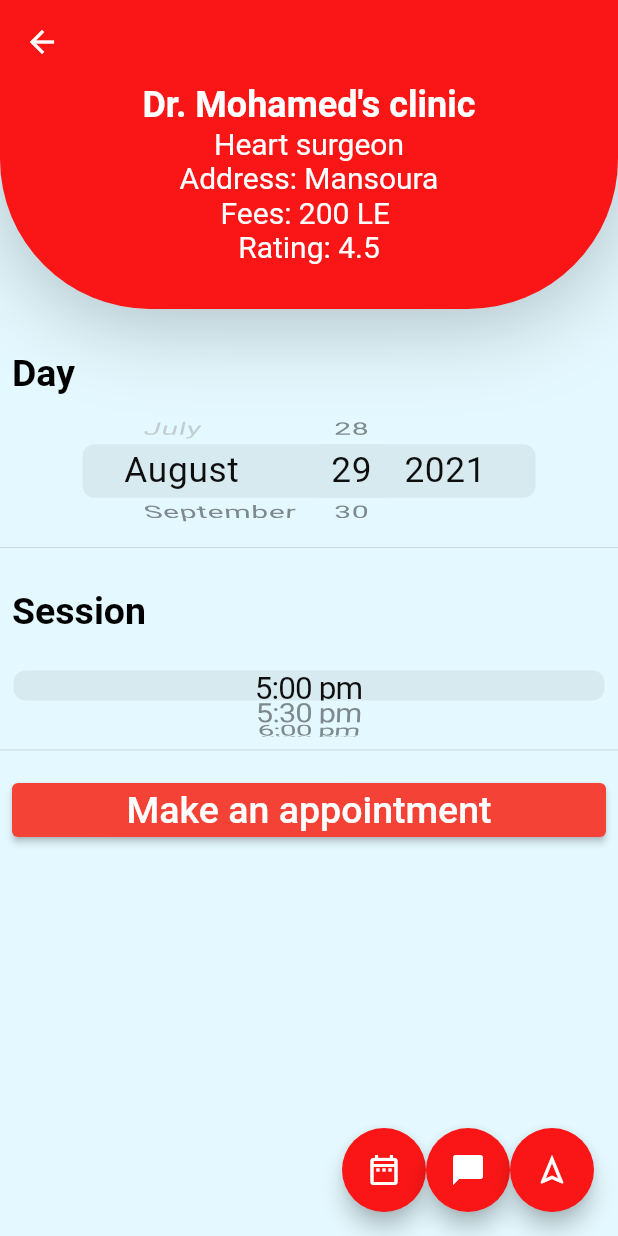
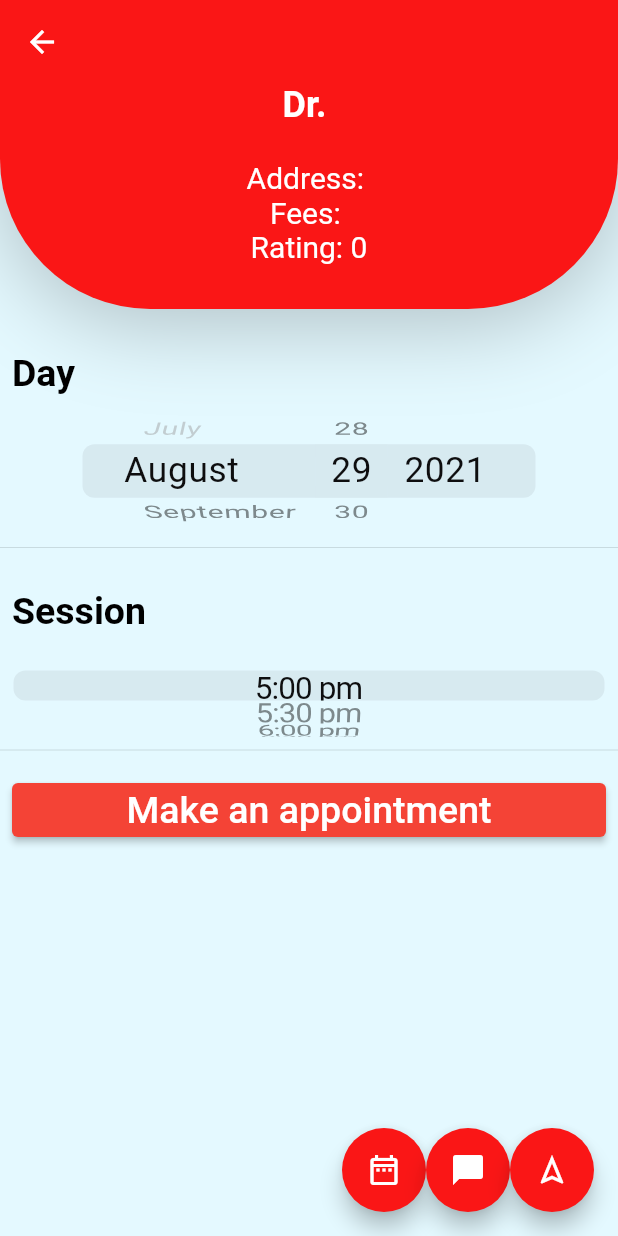
Before and after one commit to Abdalrahman-Bebars/7-care, a Flutter app: the SecondResult screen opened directly, after a tap on "Dr.", on a phone screen of 412 x 824 dp. Run offline on Flutter 3.47's test engine with Material 2 defaults, Android fonts, the phone set to English and light mode, and no system bars; our stand-ins replace cloud_firestore, firebase_auth, firebase_core, google_maps_flutter, hexcolor, shared_preferences; accounts and stored records are empty.

Commit message:
modifications on clinic

```diff
--- a/seven_care/lib/Screens/Clinic.dart
+++ b/seven_care/lib/Screens/Clinic.dart
@@ -7,6 +7,8 @@ import 'package:seven_care/utils.dart';
 import '../constants.dart';
 
 class Clinic extends StatefulWidget {
+  String name;
+  Clinic({this.name});
   @override
   _ClinicState createState() => _ClinicState();
 }
@@ -19,7 +21,7 @@ class _ClinicState extends State<Clinic> {
         backgroundColor: kPrimaryColor,
         elevation: 0,
       ),
-      body: Clinic_Body(),
+      body: Clinic_Body(name: widget.name,),
       floatingActionButton: Row(
         mainAxisAlignment: MainAxisAlignment.end,
         children: [
--- a/seven_care/lib/Screens/DoctorsScreen.dart
+++ b/seven_care/lib/Screens/DoctorsScreen.dart
@@ -4,11 +4,16 @@ import 'package:cloud_firestore/cloud_firestore.dart';
 import 'package:flutter/cupertino.dart';
 import 'package:flutter/material.dart';
 import 'package:seven_care/DoctorFirebaseServices.dart';
+import 'package:seven_care/components/Clinic_data.dart';
 import 'package:seven_care/components/MyCard.dart';
 import 'package:seven_care/components/TestDataWidget.dart';
 import 'package:seven_care/constants.dart';
+import 'package:seven_care/utils.dart';
+
+import 'Clinic.dart';
 
 class DoctorsScreen extends StatefulWidget {
+  String name;
   @override
   _DoctorsScreenState createState() => _DoctorsScreenState();
 }
@@ -31,11 +36,17 @@ class _DoctorsScreenState extends State<DoctorsScreen> {
           }
 
           return ListView(
+
             children: snapshot.data.docs.map((document) {
-              return MyCard(
-                content: (document["name"]),
-                h: 50,
-                w: 200,
+              return InkWell(
+                child: MyCard(
+                  content: (document["name"]),
+                  h: 50,
+                  w: 200,
+                ),
+                onTap: (){
+                  Pushpage(context, Clinic(name: document["name"].toString(),));
+                },
               );
             }).toList(),
           );
--- a/seven_care/lib/Screens/searchscreen.dart
+++ b/seven_care/lib/Screens/searchscreen.dart
@@ -26,7 +26,11 @@ class SecondResult extends StatelessWidget {
               .snapshots(),
           builder:
               (BuildContext context, AsyncSnapshot<QuerySnapshot> snapshot) {
-                if (!snapshot.hasData) return Center(child: new Container(child: CircularProgressIndicator(),));
+            if (!snapshot.hasData)
+              return Center(
+                  child: new Container(
+                child: CircularProgressIndicator(),
+              ));
             return new ListView(
                 children: snapshot.data.docs
                     .map((doc) => InkWell(
@@ -34,7 +38,7 @@ class SecondResult extends StatelessWidget {
                             Navigator.push(
                                 context,
                                 MaterialPageRoute(
-                                  builder: (context) => Clinic(),
+                                  builder: (context) => Clinic(name:doc["name"]),
                                 ));
                           },
                           child: Card(
--- a/seven_care/lib/components/Clinic_Body.dart
+++ b/seven_care/lib/components/Clinic_Body.dart
@@ -3,6 +3,8 @@ import 'package:flutter/material.dart';
 import 'package:seven_care/components/Clinic_header.dart';
 
 class Clinic_Body extends StatefulWidget {
+  String name;
+  Clinic_Body({this.name});
   @override
   _Clinic_BodyState createState() => _Clinic_BodyState();
 }
@@ -17,6 +19,7 @@ class _Clinic_BodyState extends State<Clinic_Body> {
       body: ListView(
         children: [
           Clinic_header(
+            name:widget.name,
             size: size,
           ),
           Padding(
--- /dev/null
+++ b/seven_care/lib/components/Clinic_data.dart
@@ -0,0 +1,59 @@
+import 'package:cloud_firestore/cloud_firestore.dart';
+import 'package:flutter/cupertino.dart';
+import 'package:flutter/material.dart';
+
+class Clinic_data extends StatefulWidget {
+  String name;
+  Clinic_data({this.name});
+  @override
+  _Clinic_dataState createState() => _Clinic_dataState();
+}
+
+class _Clinic_dataState extends State<Clinic_data> {
+  @override
+  Widget build(BuildContext context) {
+    return StreamBuilder(
+      stream: FirebaseFirestore.instance.collection("Doctors").where("name",isEqualTo: widget.name).snapshots(),
+      builder: (BuildContext context, AsyncSnapshot<QuerySnapshot> snapshot) {
+        if (!snapshot.hasData) {
+          return Center(
+            child: CircularProgressIndicator(),
+          );
+        }
+
+        return ListView(
+          children: snapshot.data.docs.map((document) {
+            return  Column(
+              //crossAxisAlignment: CrossAxisAlignment.start,
+              children: [
+                Text(
+                  "Dr. "+document["name"].toString(),
+                  style: Theme.of(context)
+                      .textTheme
+                      .headline5
+                      .copyWith(color: Colors.white, fontWeight: FontWeight.bold),
+                ),
+                Text(
+                    document["spec"].toString(),
+                    style: TextStyle(fontSize: 20, color: Colors.white)
+                ),
+                Text(
+                    "Address: "+document["address"].toString(),
+                    style: TextStyle(fontSize: 20, color: Colors.white)
+                ),
+                Text(
+                    "Fees: "+document["fees"].toString(),
+                    style: TextStyle(fontSize: 20, color: Colors.white)
+                ),
+                Text(
+                    "Rating: "+document["rating"].toString(),
+                    style: TextStyle(fontSize: 20, color: Colors.white)
+                ),
+              ],
+            );
+          }).toList(),
+        );
+      },
+    );
+  }
+}
--- a/seven_care/lib/components/Clinic_header.dart
+++ b/seven_care/lib/components/Clinic_header.dart
@@ -1,11 +1,15 @@
 import 'package:flutter/material.dart';
+import 'package:seven_care/components/Clinic_data.dart';
 
 import '../constants.dart';
 
 class Clinic_header extends StatelessWidget {
+  final String name;
+
   const Clinic_header({
     Key key,
     this.size,
+    this.name,
   }) : super(key: key);
 
   final Size size;
@@ -36,34 +40,7 @@ class Clinic_header extends StatelessWidget {
             )
           ],
         ),
-        child: Column(
-          //crossAxisAlignment: CrossAxisAlignment.start,
-          children: [
-            Text(
-              "Dr. Mohamed's clinic",
-              style: Theme.of(context)
-                  .textTheme
-                  .headline5
-                  .copyWith(color: Colors.white, fontWeight: FontWeight.bold),
-            ),
-            Text(
-              "Heart surgeon",
-              style: TextStyle(fontSize: 20, color: Colors.white)
-            ),
-            Text(
-                "Address: Mansoura",
-                style: TextStyle(fontSize: 20, color: Colors.white)
-            ),
-            Text(
-              "Fees: 200 LE ",
-                style: TextStyle(fontSize: 20, color: Colors.white)
-            ),
-            Text(
-                "Rating: 4.5",
-                style: TextStyle(fontSize: 20, color: Colors.white)
-            ),
-          ],
-        ),
+        child:Clinic_data(name:name,)
       ),
     );
   }
--- a/seven_care/lib/components/TestDataWidget.dart
+++ b/seven_care/lib/components/TestDataWidget.dart
@@ -26,10 +26,10 @@ class TestData extends StatelessWidget {
             children: snapshot.data.docs.map((document){
               return GestureDetector(
                 onTap: (){
-                  Pushpage(context, Clinic());
+                  Pushpage(context, Clinic(name : document["name"].toString(),));
                 },
                 child: MyCard(
-                    content: (document["name"]),
+                    content: (document["name"]+"\n"+document["spec"]),
                   h: height,
                   w: width,
                   ),
```
